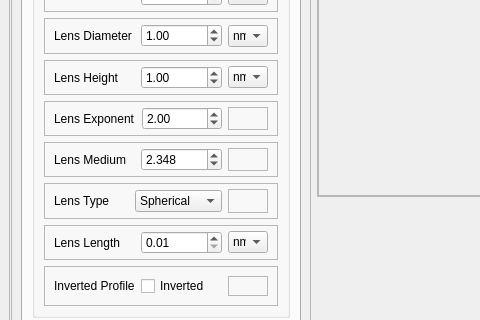
Old version of the form src/lens_simulation/UI/qtdesigner_files/LensCreator.ui in the repository DeMarcoLab/juno; both pictures show x 0 to 480 and y 139 to 459 of the 991 by 617 pixel window.
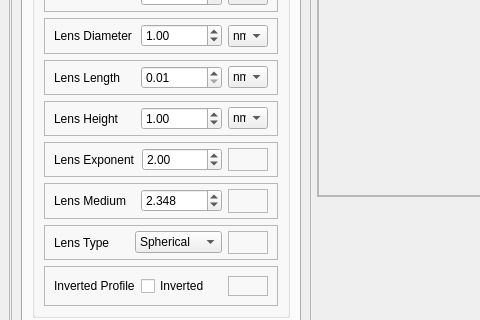
New version of the form.

Commit message: add um default to general units

```diff
--- a/src/lens_simulation/UI/qtdesigner_files/LensCreator.ui
+++ b/src/lens_simulation/UI/qtdesigner_files/LensCreator.ui
@@ -576,6 +576,90 @@
                    </layout>
                   </widget>
                  </item>
+                 <item>
+                  <widget class="QFrame" name="frame_CylindricalExtrusion">
+                   <property name="maximumSize">
+                    <size>
+                     <width>16777215</width>
+                     <height>40</height>
+                    </size>
+                   </property>
+                   <property name="frameShape">
+                    <enum>QFrame::StyledPanel</enum>
+                   </property>
+                   <property name="frameShadow">
+                    <enum>QFrame::Raised</enum>
+                   </property>
+                   <layout class="QHBoxLayout" name="horizontalLayout_31">
+                    <property name="topMargin">
+                     <number>5</number>
+                    </property>
+                    <property name="bottomMargin">
+                     <number>5</number>
+                    </property>
+                    <item>
+                     <widget class="QLabel" name="label_CylindricalExtrusion">
+                      <property name="enabled">
+                       <bool>true</bool>
+                      </property>
+                      <property name="text">
+                       <string>Lens Length</string>
+                      </property>
+                     </widget>
+                    </item>
+                    <item>
+                     <widget class="QDoubleSpinBox" name="doubleSpinBox_CylindricalExtrusion">
+                      <property name="enabled">
+                       <bool>true</bool>
+                      </property>
+                      <property name="decimals">
+                       <number>2</number>
+                      </property>
+                      <property name="minimum">
+                       <double>0.010000000000000</double>
+                      </property>
+                      <property name="maximum">
+                       <double>99.989999999999995</double>
+                      </property>
+                      <property name="singleStep">
+                       <double>0.100000000000000</double>
+                      </property>
+                      <property name="stepType">
+                       <enum>QAbstractSpinBox::AdaptiveDecimalStepType</enum>
+                      </property>
+                      <property name="value">
+                       <double>0.010000000000000</double>
+                      </property>
+                     </widget>
+                    </item>
+                    <item>
+                     <widget class="QComboBox" name="comboBox_UnitsCylindricalExtrusion">
+                      <property name="maximumSize">
+                       <size>
+                        <width>40</width>
+                        <height>16777215</height>
+                       </size>
+                      </property>
+                      <item>
+                       <property name="text">
+                        <string>nm</string>
+                       </property>
+                      </item>
+                      <item>
+                       <property name="text">
+                        <string>um</string>
+                       </property>
+                      </item>
+                      <item>
+                       <property name="text">
+                        <string>mm</string>
+                       </property>
+                      </item>
+                     </widget>
+                    </item>
+                   </layout>
+                  </widget>
+                 </item>
                  <item>
                   <widget class="QFrame" name="frame_LensHeight">
                    <property name="maximumSize">
@@ -832,90 +916,6 @@
                    </layout>
                   </widget>
                  </item>
-                 <item>
-                  <widget class="QFrame" name="frame_CylindricalExtrusion">
-                   <property name="maximumSize">
-                    <size>
-                     <width>16777215</width>
-                     <height>40</height>
-                    </size>
-                   </property>
-                   <property name="frameShape">
-                    <enum>QFrame::StyledPanel</enum>
-                   </property>
-                   <property name="frameShadow">
-                    <enum>QFrame::Raised</enum>
-                   </property>
-                   <layout class="QHBoxLayout" name="horizontalLayout_31">
-                    <property name="topMargin">
-                     <number>5</number>
-                    </property>
-                    <property name="bottomMargin">
-                     <number>5</number>
-                    </property>
-                    <item>
-                     <widget class="QLabel" name="label_CylindricalExtrusion">
-                      <property name="enabled">
-                       <bool>true</bool>
-                      </property>
-                      <property name="text">
-                       <string>Lens Length</string>
-                      </property>
-                     </widget>
-                    </item>
-                    <item>
-                     <widget class="QDoubleSpinBox" name="doubleSpinBox_CylindricalExtrusion">
-                      <property name="enabled">
-                       <bool>true</bool>
-                      </property>
-                      <property name="decimals">
-                       <number>2</number>
-                      </property>
-                      <property name="minimum">
-                       <double>0.010000000000000</double>
-                      </property>
-                      <property name="maximum">
-                       <double>99.989999999999995</double>
-                      </property>
-                      <property name="singleStep">
-                       <double>0.100000000000000</double>
-                      </property>
-                      <property name="stepType">
-                       <enum>QAbstractSpinBox::AdaptiveDecimalStepType</enum>
-                      </property>
-                      <property name="value">
-                       <double>0.010000000000000</double>
-                      </property>
-                     </widget>
-                    </item>
-                    <item>
-                     <widget class="QComboBox" name="comboBox_CylindricalExtrusion">
-                      <property name="maximumSize">
-                       <size>
-                        <width>40</width>
-                        <height>16777215</height>
-                       </size>
-                      </property>
-                      <item>
-                       <property name="text">
-                        <string>nm</string>
-                       </property>
-                      </item>
-                      <item>
-                       <property name="text">
-                        <string>um</string>
-                       </property>
-                      </item>
-                      <item>
-                       <property name="text">
-                        <string>mm</string>
-                       </property>
-                      </item>
-                     </widget>
-                    </item>
-                   </layout>
-                  </widget>
-                 </item>
                  <item>
                   <widget class="QFrame" name="frame_InvertedProfile">
                    <property name="enabled">
```
The commit also changes 2 other files.
